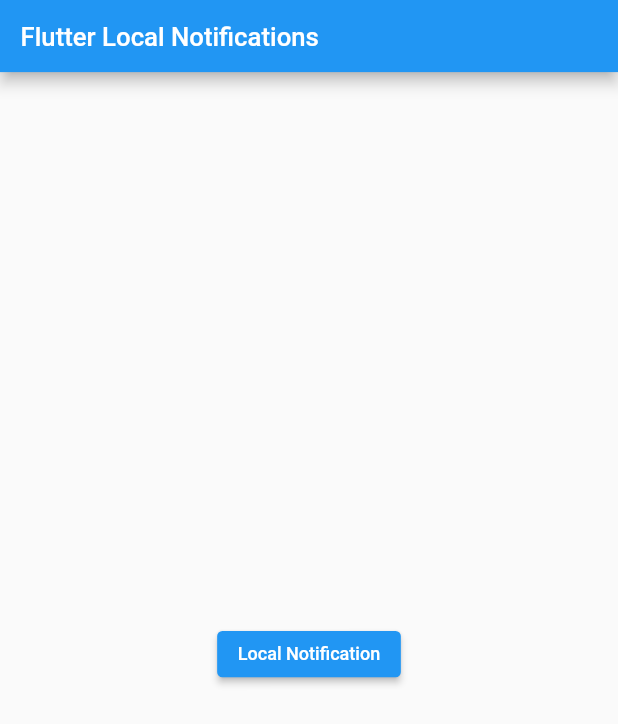
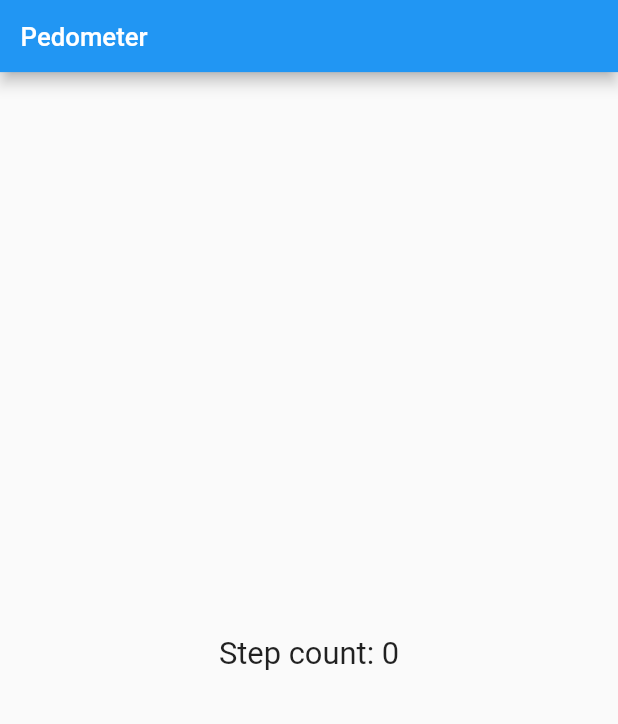
Before and after one commit to lhenrique11/openapp, a Flutter app: the screen it shows after launch, on a phone screen of 412 x 824 dp. Shown: the top 724 px of the screen. Run offline on Flutter 3.47's test engine with Material 2 defaults, Android fonts, the phone set to English and light mode, and no system bars; our stand-ins replace flutter_local_notifications, pedometer, responsive_framework.

```diff
--- a/lib/main.dart
+++ b/lib/main.dart
@@ -1,8 +1,9 @@
 import 'package:flutter/material.dart';
 import 'package:openapp/localnotifications.dart';
+import 'package:openapp/pedometer.dart';
 import 'package:openapp/searchapi.dart';
 
 
 void main(){
-  runApp(const LocalNotifications());
+  runApp(const Pedometer(title: '',));
 }
--- /dev/null
+++ b/lib/pedometer.dart
@@ -0,0 +1,85 @@
+import 'dart:async';
+
+import 'package:flutter/material.dart';
+import 'package:responsive_framework/responsive_framework.dart';
+import 'package:pedometer/pedometer.dart';
+
+class Pedometer extends StatefulWidget {
+  static var stepCountStream;
+
+
+
+  const Pedometer({Key? key, required this.title}) : super(key: key);
+
+   final String title;
+
+  @override
+  State<Pedometer> createState() => _PedometerState();
+}
+
+class _PedometerState extends State<Pedometer> {
+
+int _stepCount = 0; // variavel de estado
+StreamSubscription<int>? _subscription; // para atualizar a contagem de passos
+
+
+// instanciar e registrar ouvinte para receber atualizaçãoes do numero de passos
+@override
+  void initState() {
+    super.initState();
+    _subscription = Pedometer.stepCountStream?.listen(_onData, onError: _onError, onDone: _onDone, cancelOnError: true);
+  }
+
+  @override
+  void dispose() {
+    _subscription?.cancel();
+    super.dispose();
+  }
+
+  void _onData(int stepCountValue) {
+    setState(() {
+      _stepCount = stepCountValue;
+    });
+  }
+
+  void _onDone() {}
+
+  void _onError(error) {
+    print('Pedometer error: $error');
+  }
+
+
+  @override
+  Widget build(BuildContext context) {
+    return MaterialApp(
+      debugShowCheckedModeBanner: false,
+      builder: (context, child) => ResponsiveWrapper.builder(
+       child,
+        maxWidth: 1200,
+        minWidth: 480,
+        defaultScale: true,
+        breakpoints: [
+          const ResponsiveBreakpoint.resize(480, name: MOBILE),
+          const ResponsiveBreakpoint.autoScale(800, name: TABLET),
+          const ResponsiveBreakpoint.resize(1200, name: DESKTOP),
+        ],
+        background: Container(color: Colors.white,)),
+        home: NotificationListener<OverscrollIndicatorNotification>(
+          onNotification: (overScroll){
+            overScroll.disallowIndicator();
+            return true;
+          },
+          child: Scaffold(
+            appBar: AppBar(
+            title: const Text('Pedometer'),),
+            body: Center(
+              child: Text(
+                'Step count: $_stepCount',
+                style: const TextStyle(fontSize: 24),
+              ),
+            )
+          ),
+        ),
+    );
+  }
+}
--- a/pubspec.yaml
+++ b/pubspec.yaml
@@ -39,6 +39,7 @@ dependencies:
   http: ^0.13.3
   responsive_framework: ^0.2.0
   flutter_local_notifications: ^13.0.0
+  pedometer: ^3.0.0
 
 dev_dependencies:
   flutter_test:
```
Also changed, not shown: pubspec.lock, 1 other file.
